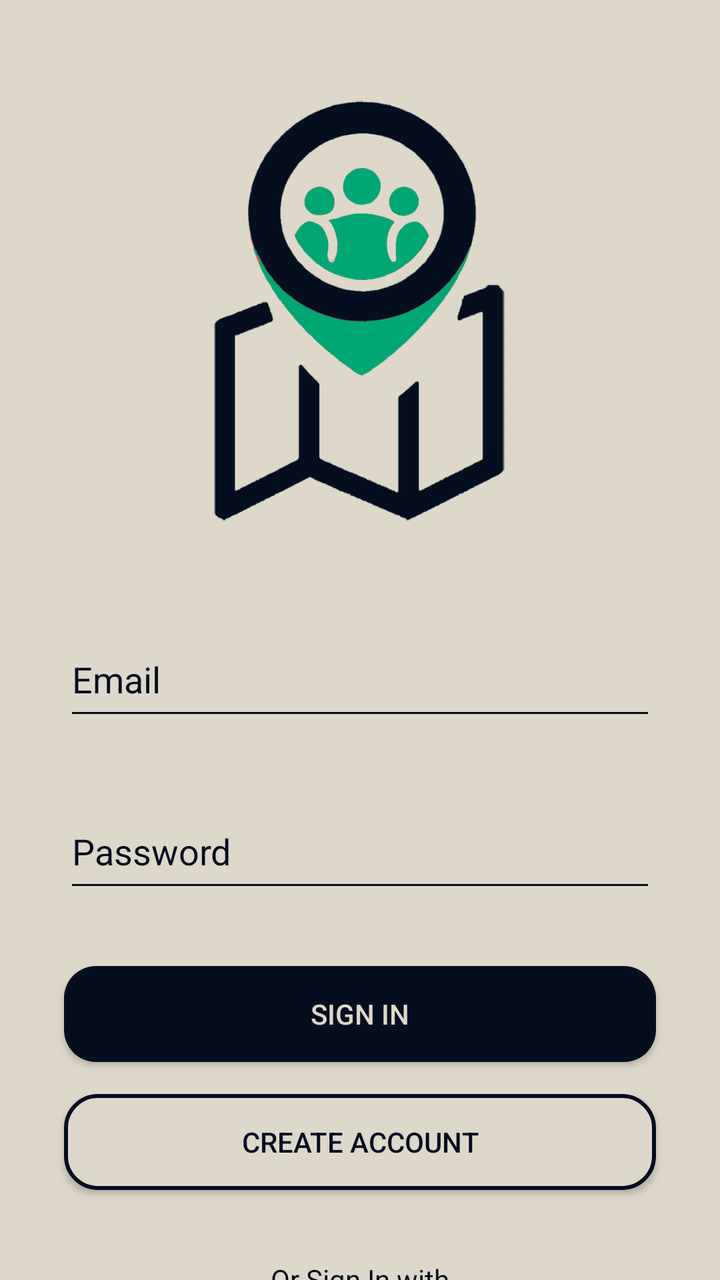
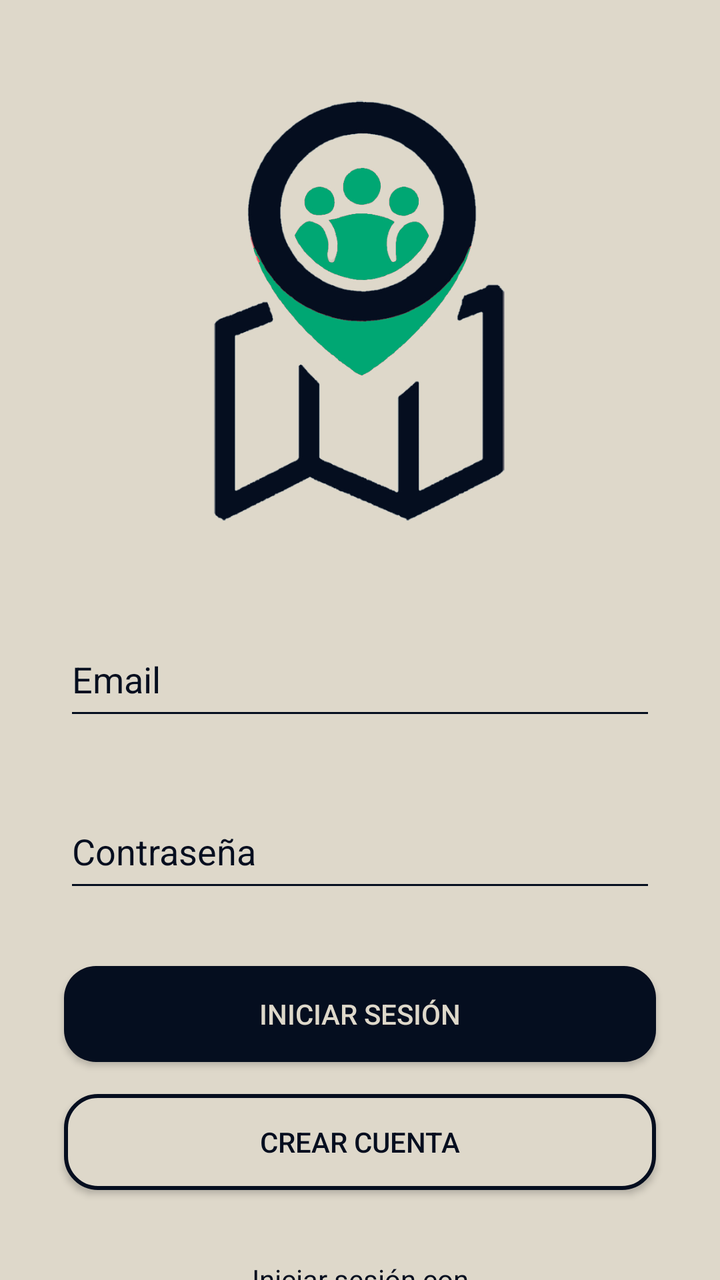

Before-and-after screenshots of an Android layout around one commit, followed by the original layout XML and the change that was made.
<!-- AndroidManifest.xml: application theme Theme.Design.NoActionBar -->
<!-- res/layout/activity_auth.xml -->
<?xml version="1.0" encoding="utf-8"?>
<androidx.constraintlayout.widget.ConstraintLayout xmlns:android="http://schemas.android.com/apk/res/android"
    xmlns:app="http://schemas.android.com/apk/res-auto"
    xmlns:tools="http://schemas.android.com/tools"
    android:id="@+id/authLayout"
    android:layout_width="match_parent"
    android:layout_height="match_parent"
    android:background="#ded8ca"
    tools:context=".AuthActivity">

    <EditText
        android:id="@+id/passwordEditText"
        android:layout_width="match_parent"
        android:layout_height="54dp"
        android:layout_marginStart="32dp"
        android:layout_marginTop="32dp"
        android:layout_marginEnd="32dp"
        android:backgroundTint="#050e1f"
        android:ems="10"
        android:hint="Password"
        android:inputType="textPassword"
        android:textColor="#050e1f"
        android:textColorHint="#050e1f"
        app:layout_constraintEnd_toEndOf="parent"
        app:layout_constraintHorizontal_bias="0.0"
        app:layout_constraintStart_toStartOf="parent"
        app:layout_constraintTop_toBottomOf="@+id/emailEditText" />

    <Button
        android:id="@+id/loginButton"
        android:layout_width="match_parent"
        android:layout_height="wrap_content"
        android:layout_marginStart="32dp"
        android:layout_marginTop="32dp"
        android:layout_marginEnd="32dp"
        android:background="@drawable/button_rounded"
        android:text="Sign in"
        android:textColor="#ded8ca"
        app:layout_constraintEnd_toEndOf="parent"
        app:layout_constraintStart_toStartOf="parent"
        app:layout_constraintTop_toBottomOf="@+id/passwordEditText" />

    <Button
        android:id="@+id/registerButton"
        android:layout_width="match_parent"
        android:layout_height="wrap_content"
        android:layout_marginStart="32dp"
        android:layout_marginTop="16dp"
        android:layout_marginEnd="32dp"
        android:background="@drawable/button_rounded_border"
        android:text="Create account"
        android:textColor="#050e1f"
        app:layout_constraintEnd_toEndOf="parent"
        app:layout_constraintHorizontal_bias="1.0"
        app:layout_constraintStart_toStartOf="parent"
        app:layout_constraintTop_toBottomOf="@+id/loginButton" />

    <EditText
        android:id="@+id/emailEditText"
        android:layout_width="match_parent"
        android:layout_height="54dp"
        android:layout_marginStart="32dp"
        android:layout_marginEnd="32dp"
        android:backgroundTint="#050e1f"
        android:ems="10"
        android:hint="Email"
        android:inputType="textEmailAddress"
        android:textColor="#050e1f"
        android:textColorHint="#050e1f"
        app:layout_constraintEnd_toEndOf="parent"
        app:layout_constraintStart_toStartOf="parent"
        app:layout_constraintTop_toBottomOf="@+id/imageView" />

    <ImageButton
        android:id="@+id/googleButton"
        android:layout_width="189dp"
        android:layout_height="63dp"
        android:layout_marginStart="32dp"
        android:layout_marginTop="8dp"
        android:layout_marginEnd="32dp"
        android:background="#00FFFFFF"
        android:contentDescription="@string/app_name"
        android:scaleType="fitCenter"
        app:layout_constraintEnd_toEndOf="parent"
        app:layout_constraintStart_toStartOf="parent"
        app:layout_constraintTop_toBottomOf="@+id/textView"
        app:srcCompat="@drawable/google_button" />

    <ImageView
        android:id="@+id/imageView"
        android:layout_width="299dp"
        android:layout_height="311dp"
        app:layout_constraintEnd_toEndOf="parent"
        app:layout_constraintHorizontal_bias="0.497"
        app:layout_constraintStart_toStartOf="parent"
        app:layout_constraintTop_toTopOf="parent"
        app:srcCompat="@drawable/logo" />

    <TextView
        android:id="@+id/textView"
        android:layout_width="wrap_content"
        android:layout_height="wrap_content"
        android:layout_marginTop="35dp"
        android:text="Or Sign In with"
        android:textColor="#050e1f"
        app:layout_constraintEnd_toEndOf="parent"
        app:layout_constraintStart_toStartOf="parent"
        app:layout_constraintTop_toBottomOf="@+id/registerButton" />

</androidx.constraintlayout.widget.ConstraintLayout>
<!-- resources referenced by this layout -->
<resources>
  <!-- drawable button_rounded (drawable) -->
  <?xml version="1.0" encoding="utf-8"?>
  <shape xmlns:android="http://schemas.android.com/apk/res/android">
      <corners android:radius="16dp" />
      <solid android:color="#050e1f" />
  </shape>
  <!-- drawable button_rounded_border (drawable) -->
  <?xml version="1.0" encoding="utf-8"?>
  <shape xmlns:android="http://schemas.android.com/apk/res/android">
      <corners android:radius="16dp" />
      <solid android:color="#ded8ca" />
      <stroke
          android:width="2dp"
          android:color="#050e1f" />
  </shape>
  <!-- drawable google_button: png bitmap (drawable, 6086 bytes) -->
  <!-- drawable logo: jpg bitmap (drawable, 135357 bytes) -->
  <string name="app_name">Social Map Points</string>
</resources>

<!-- the commit's change to res/layout/activity_auth.xml (unified diff, before → after) -->
@@ -17,7 +17,7 @@
         android:layout_marginEnd="32dp"
         android:backgroundTint="#050e1f"
         android:ems="10"
-        android:hint="Password"
+        android:hint="Contraseña"
         android:inputType="textPassword"
         android:textColor="#050e1f"
         android:textColorHint="#050e1f"
@@ -34,7 +34,7 @@
         android:layout_marginTop="32dp"
         android:layout_marginEnd="32dp"
         android:background="@drawable/button_rounded"
-        android:text="Sign in"
+        android:text="Iniciar sesión"
         android:textColor="#ded8ca"
         app:layout_constraintEnd_toEndOf="parent"
         app:layout_constraintStart_toStartOf="parent"
@@ -48,7 +48,7 @@
         android:layout_marginTop="16dp"
         android:layout_marginEnd="32dp"
         android:background="@drawable/button_rounded_border"
-        android:text="Create account"
+        android:text="Crear cuenta"
         android:textColor="#050e1f"
         app:layout_constraintEnd_toEndOf="parent"
         app:layout_constraintHorizontal_bias="1.0"
@@ -101,7 +101,7 @@
         android:layout_width="wrap_content"
         android:layout_height="wrap_content"
         android:layout_marginTop="35dp"
-        android:text="Or Sign In with"
+        android:text="Iniciar sesión con"
         android:textColor="#050e1f"
         app:layout_constraintEnd_toEndOf="parent"
         app:layout_constraintStart_toStartOf="parent"
